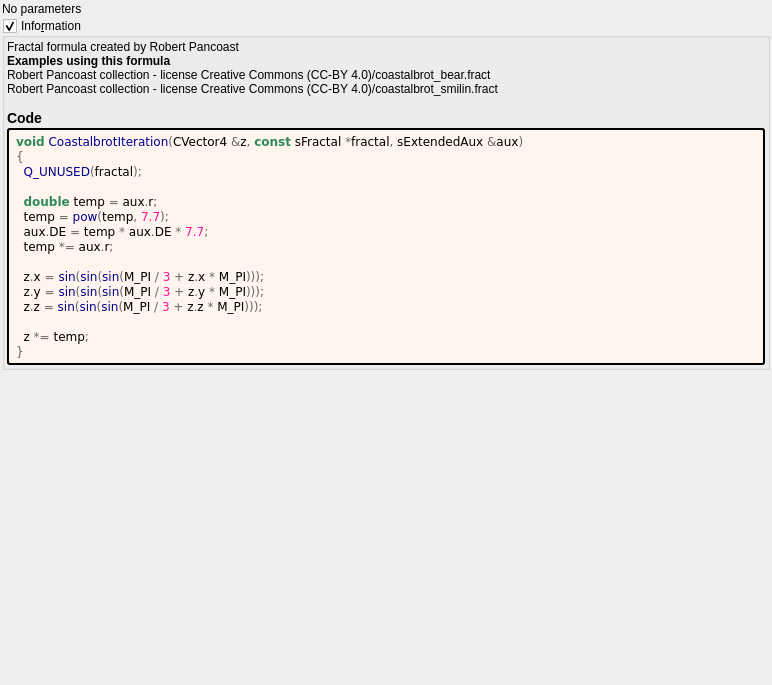
irinox-ctrl/mandelbulber2, file mandelbulber2/deploy/share/mandelbulber2/formula/ui/coastalbrot.ui: the form before one commit.
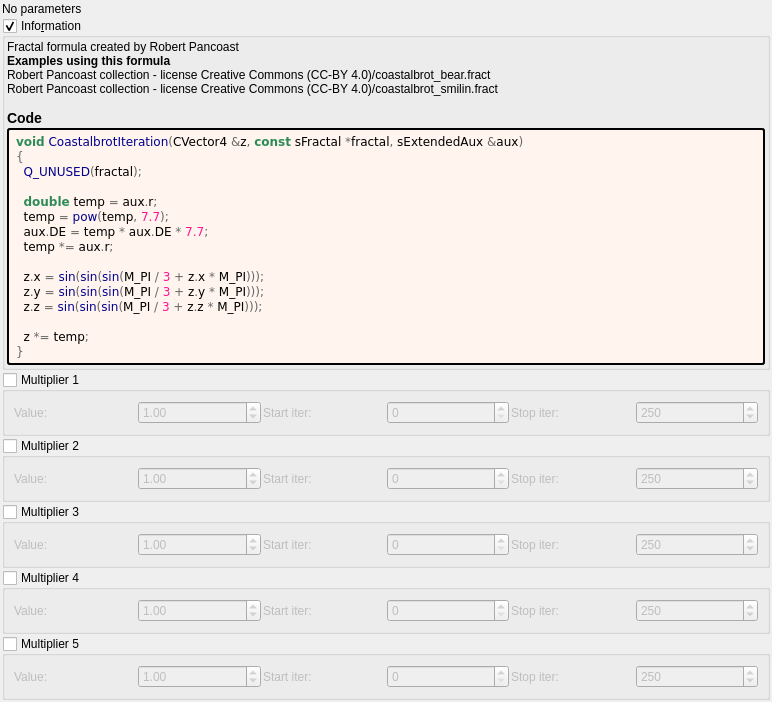
The form after the commit. Custom widgets are drawn as their Qt base class.

Commit message:
feat: add 5 general-purpose multipliers to all 1007 fractal formulas
Each multiplier has:
- Checkbox (OFF by default)
- Value spinbox (default 1.0, range -100 to 100)
- Iteration start/stop range

Logic: z *= value; DE *= |value|;

Uses existing transformCommon parameters:
- Checkboxes: functionEnabledBx/By/Bz/Bw/CzFalse
- Values: scale4/5/6/8/16
- Ranges: startIterationsB-F/stopIterationsB-F

Modified 1007 .cpp (CPU), 1006 .cl (GPU), 1023 .ui files.
Both source (formula/) and deploy (deploy/share/) copies updated.

What changed in the file:
```diff
--- a/mandelbulber2/deploy/share/mandelbulber2/formula/ui/coastalbrot.ui
+++ b/mandelbulber2/deploy/share/mandelbulber2/formula/ui/coastalbrot.ui
@@ -120,6 +120,192 @@
      </layout>
     </widget>
    </item>
+   <item>
+    <widget class="MyGroupBox" name="groupCheck_transf_function_enabledBx_false">
+     <property name="title"><string>Multiplier 1</string></property>
+     <property name="checkable"><bool>true</bool></property>
+     <property name="checked"><bool>false</bool></property>
+     <layout class="QGridLayout" name="gridLayout_mult1">
+      <property name="spacing"><number>2</number></property>
+      <item row="0" column="0">
+       <widget class="QLabel"><property name="text"><string>Value:</string></property></widget>
+      </item>
+      <item row="0" column="1">
+       <widget class="MyDoubleSpinBox" name="spinbox_transf_scale_4">
+        <property name="minimum"><double>-100.0</double></property><property name="maximum"><double>100.0</double></property>
+        <property name="singleStep"><double>0.01</double></property><property name="value"><double>1.0</double></property>
+       </widget>
+      </item>
+      <item row="0" column="2">
+       <widget class="QLabel"><property name="text"><string>Start iter:</string></property></widget>
+      </item>
+      <item row="0" column="3">
+       <widget class="MySpinBox" name="spinboxInt_transf_start_iterations_B">
+        <property name="minimum"><number>0</number></property><property name="maximum"><number>10000</number></property>
+        <property name="value"><number>0</number></property>
+       </widget>
+      </item>
+      <item row="0" column="4">
+       <widget class="QLabel"><property name="text"><string>Stop iter:</string></property></widget>
+      </item>
+      <item row="0" column="5">
+       <widget class="MySpinBox" name="spinboxInt_transf_stop_iterations_B">
+        <property name="minimum"><number>0</number></property><property name="maximum"><number>10000</number></property>
+        <property name="value"><number>250</number></property>
+       </widget>
+      </item>
+     </layout>
+    </widget>
+   </item>
+   <item>
+    <widget class="MyGroupBox" name="groupCheck_transf_function_enabledBy_false">
+     <property name="title"><string>Multiplier 2</string></property>
+     <property name="checkable"><bool>true</bool></property>
+     <property name="checked"><bool>false</bool></property>
+     <layout class="QGridLayout" name="gridLayout_mult2">
+      <property name="spacing"><number>2</number></property>
+      <item row="0" column="0">
+       <widget class="QLabel"><property name="text"><string>Value:</string></property></widget>
+      </item>
+      <item row="0" column="1">
+       <widget class="MyDoubleSpinBox" name="spinbox_transf_scale_5">
+        <property name="minimum"><double>-100.0</double></property><property name="maximum"><double>100.0</double></property>
+        <property name="singleStep"><double>0.01</double></property><property name="value"><double>1.0</double></property>
+       </widget>
+      </item>
+      <item row="0" column="2">
+       <widget class="QLabel"><property name="text"><string>Start iter:</string></property></widget>
+      </item>
+      <item row="0" column="3">
+       <widget class="MySpinBox" name="spinboxInt_transf_start_iterations_C">
+        <property name="minimum"><number>0</number></property><property name="maximum"><number>10000</number></property>
+        <property name="value"><number>0</number></property>
+       </widget>
+      </item>
+      <item row="0" column="4">
+       <widget class="QLabel"><property name="text"><string>Stop iter:</string></property></widget>
+      </item>
+      <item row="0" column="5">
+       <widget class="MySpinBox" name="spinboxInt_transf_stop_iterations_C">
+        <property name="minimum"><number>0</number></property><property name="maximum"><number>10000</number></property>
+        <property name="value"><number>250</number></property>
+       </widget>
+      </item>
+     </layout>
+    </widget>
+   </item>
+   <item>
+    <widget class="MyGroupBox" name="groupCheck_transf_function_enabledBz_false">
+     <property name="title"><string>Multiplier 3</string></property>
+     <property name="checkable"><bool>true</bool></property>
+     <property name="checked"><bool>false</bool></property>
+     <layout class="QGridLayout" name="gridLayout_mult3">
+      <property name="spacing"><number>2</number></property>
+      <item row="0" column="0">
+       <widget class="QLabel"><property name="text"><string>Value:</string></property></widget>
+      </item>
+      <item row="0" column="1">
+       <widget class="MyDoubleSpinBox" name="spinbox_transf_scale_6">
+        <property name="minimum"><double>-100.0</double></property><property name="maximum"><double>100.0</double></property>
+        <property name="singleStep"><double>0.01</double></property><property name="value"><double>1.0</double></property>
+       </widget>
+      </item>
+      <item row="0" column="2">
+       <widget class="QLabel"><property name="text"><string>Start iter:</string></property></widget>
+      </item>
+      <item row="0" column="3">
+       <widget class="MySpinBox" name="spinboxInt_transf_start_iterations_D">
+        <property name="minimum"><number>0</number></property><property name="maximum"><number>10000</number></property>
+        <property name="value"><number>0</number></property>
+       </widget>
+      </item>
+      <item row="0" column="4">
+       <widget class="QLabel"><property name="text"><string>Stop iter:</string></property></widget>
+      </item>
+      <item row="0" column="5">
+       <widget class="MySpinBox" name="spinboxInt_transf_stop_iterations_D">
+        <property name="minimum"><number>0</number></property><property name="maximum"><number>10000</number></property>
+        <property name="value"><number>250</number></property>
+       </widget>
+      </item>
+     </layout>
+    </widget>
+   </item>
+   <item>
+    <widget class="MyGroupBox" name="groupCheck_transf_function_enabledBw_false">
+     <property name="title"><string>Multiplier 4</string></property>
+     <property name="checkable"><bool>true</bool></property>
+     <property name="checked"><bool>false</bool></property>
+     <layout class="QGridLayout" name="gridLayout_mult4">
+      <property name="spacing"><number>2</number></property>
+      <item row="0" column="0">
+       <widget class="QLabel"><property name="text"><string>Value:</string></property></widget>
+      </item>
+      <item row="0" column="1">
+       <widget class="MyDoubleSpinBox" name="spinbox_transf_scale_8">
+        <property name="minimum"><double>-100.0</double></property><property name="maximum"><double>100.0</double></property>
+        <property name="singleStep"><double>0.01</double></property><property name="value"><double>1.0</double></property>
+       </widget>
+      </item>
+      <item row="0" column="2">
+       <widget class="QLabel"><property name="text"><string>Start iter:</string></property></widget>
+      </item>
+      <item row="0" column="3">
+       <widget class="MySpinBox" name="spinboxInt_transf_start_iterations_E">
+        <property name="minimum"><number>0</number></property><property name="maximum"><number>10000</number></property>
+        <property name="value"><number>0</number></property>
+       </widget>
+      </item>
+      <item row="0" column="4">
+       <widget class="QLabel"><property name="text"><string>Stop iter:</string></property></widget>
+      </item>
+      <item row="0" column="5">
+       <widget class="MySpinBox" name="spinboxInt_transf_stop_iterations_E">
+        <property name="minimum"><number>0</number></property><property name="maximum"><number>10000</number></property>
+        <property name="value"><number>250</number></property>
+       </widget>
+      </item>
+     </layout>
+    </widget>
+   </item>
+   <item>
+    <widget class="MyGroupBox" name="groupCheck_transf_function_enabledCz_false">
+     <property name="title"><string>Multiplier 5</string></property>
+     <property name="checkable"><bool>true</bool></property>
+     <property name="checked"><bool>false</bool></property>
+     <layout class="QGridLayout" name="gridLayout_mult5">
+      <property name="spacing"><number>2</number></property>
+      <item row="0" column="0">
+       <widget class="QLabel"><property name="text"><string>Value:</string></property></widget>
+      </item>
+      <item row="0" column="1">
+       <widget class="MyDoubleSpinBox" name="spinbox_transf_scale_16">
+        <property name="minimum"><double>-100.0</double></property><property name="maximum"><double>100.0</double></property>
+        <property name="singleStep"><double>0.01</double></property><property name="value"><double>1.0</double></property>
+       </widget>
+      </item>
+      <item row="0" column="2">
+       <widget class="QLabel"><property name="text"><string>Start iter:</string></property></widget>
+      </item>
+      <item row="0" column="3">
+       <widget class="MySpinBox" name="spinboxInt_transf_start_iterations_F">
+        <property name="minimum"><number>0</number></property><property name="maximum"><number>10000</number></property>
+        <property name="value"><number>0</number></property>
+       </widget>
+      </item>
+      <item row="0" column="4">
+       <widget class="QLabel"><property name="text"><string>Stop iter:</string></property></widget>
+      </item>
+      <item row="0" column="5">
+       <widget class="MySpinBox" name="spinboxInt_transf_stop_iterations_F">
+        <property name="minimum"><number>0</number></property><property name="maximum"><number>10000</number></property>
+        <property name="value"><number>250</number></property>
+       </widget>
+      </item>
+     </layout>
+    </widget>
+   </item>
+
    <item>
     <spacer name="verticalSpacer">
      <property name="orientation">
@@ -142,6 +328,16 @@
    <header>my_group_box.h</header>
    <container>1</container>
   </customwidget>
+   <customwidget>
+   <class>MyDoubleSpinBox</class>
+   <extends>QDoubleSpinBox</extends>
+   <header>my_double_spin_box.h</header>
+  </customwidget>
+   <customwidget>
+   <class>MySpinBox</class>
+   <extends>QSpinBox</extends>
+   <header>my_spin_box.h</header>
+  </customwidget>
  </customwidgets>
  <tabstops>
   <tabstop>groupCheck_info</tabstop>
```
The commit also changes 3972 other files.
